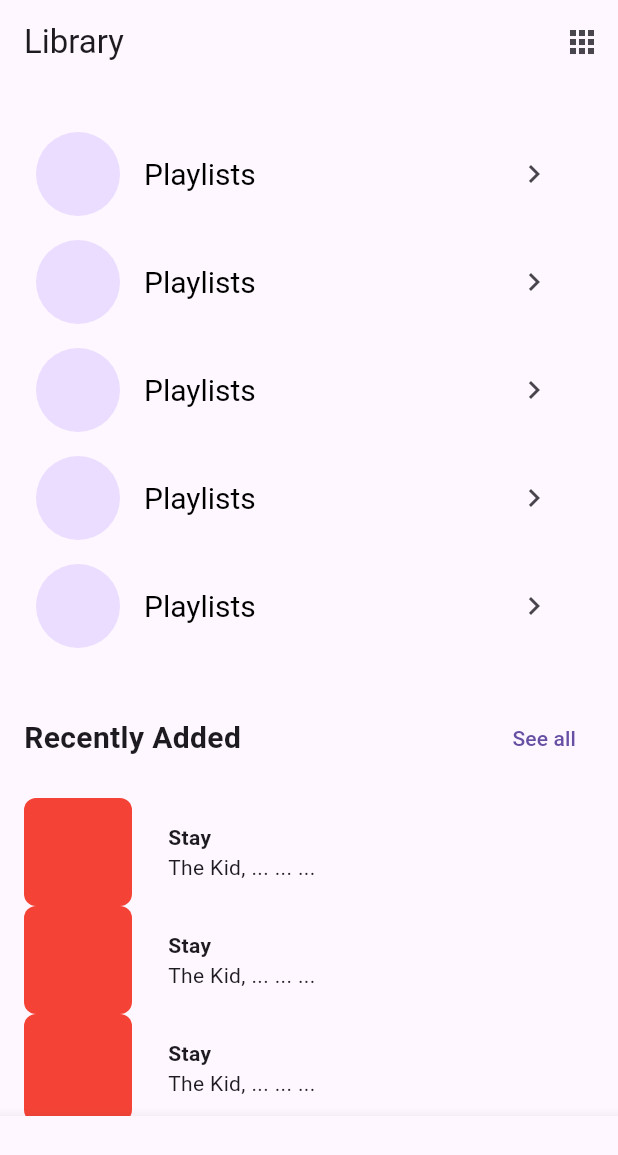
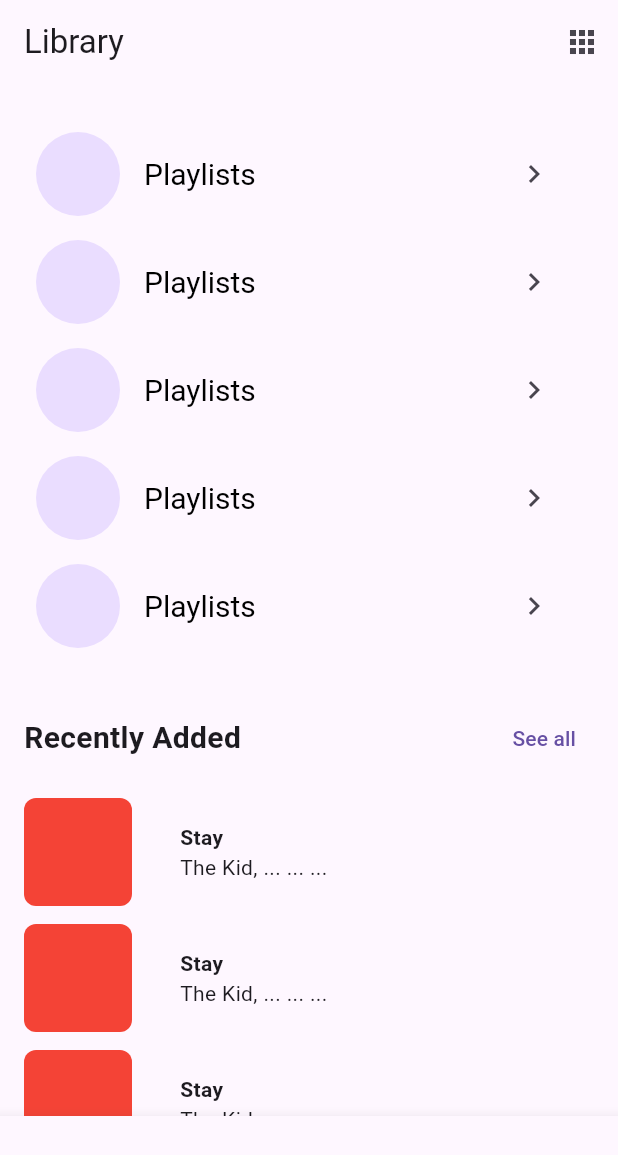
Before and after one commit to JAICHANGPARK/flutter_notebook_chapter_38, a Flutter app: the MusicStreamHomePage screen opened directly, on a phone screen of 412 x 824 dp. Shown: the top 1155 px of the screen. Run offline on Flutter 3.47's test engine with Material 3 defaults, Android fonts, the phone set to English and light mode, and no system bars; our stand-ins replace gap, go_router, google_fonts, smooth_page_indicator.

Commit message:
Update music_stream_home_page.dart

```diff
--- a/lib/ep1931_music_streaming_app/views/music_stream_home_page.dart
+++ b/lib/ep1931_music_streaming_app/views/music_stream_home_page.dart
@@ -82,7 +82,9 @@ class _MusicStreamHomePageState extends State<MusicStreamHomePage> {
               ),
               child: Column(
                 children: List.generate(10, (index) {
-                  return Row(
+                  return Padding(
+                    padding: const EdgeInsets.only(bottom: 12),
+                    child: Row(
                       children: [
                         Container(
                           height: 72,
@@ -92,7 +94,7 @@ class _MusicStreamHomePageState extends State<MusicStreamHomePage> {
                             borderRadius: BorderRadius.circular(8),
                           ),
                         ),
-                      Gap(24),
+                        Gap(32),
                         Expanded(
                           child: Column(
                             crossAxisAlignment: CrossAxisAlignment.start,
@@ -105,8 +107,10 @@ class _MusicStreamHomePageState extends State<MusicStreamHomePage> {
                               ),
                               Text("The Kid, ... ... ...")
                             ],
-                      ))
+                          ),
+                        ),
                       ],
+                    ),
                   );
                 }).toList(),
               ),
```
Lines whose indentation alone changed are shown as unchanged.
